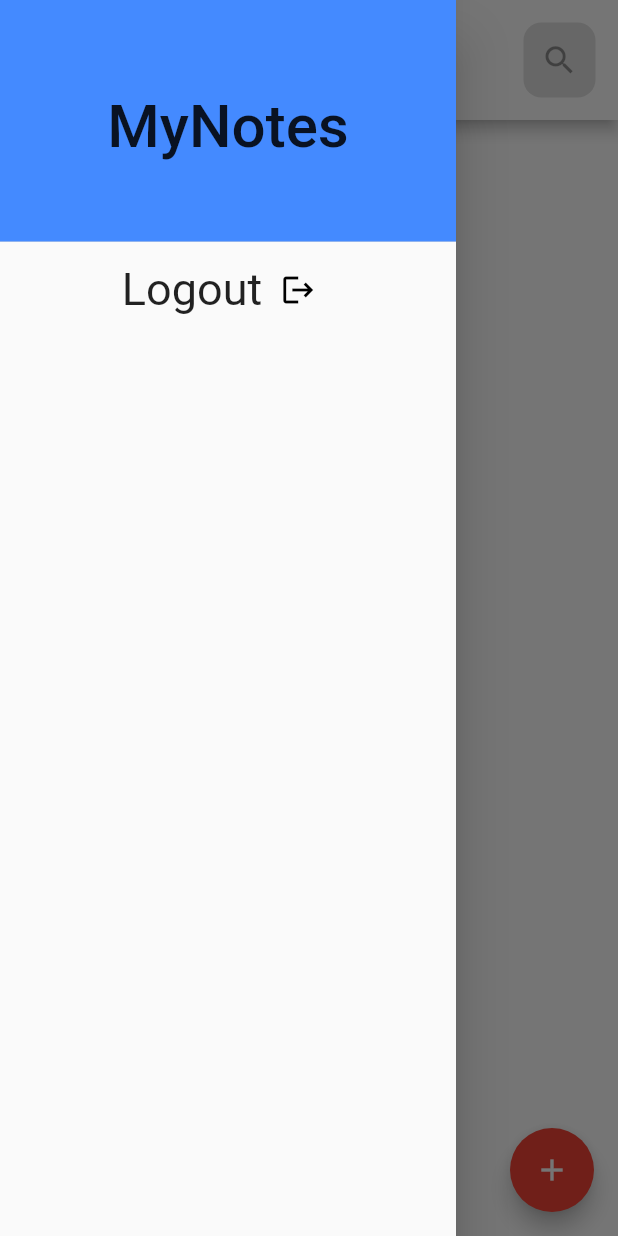
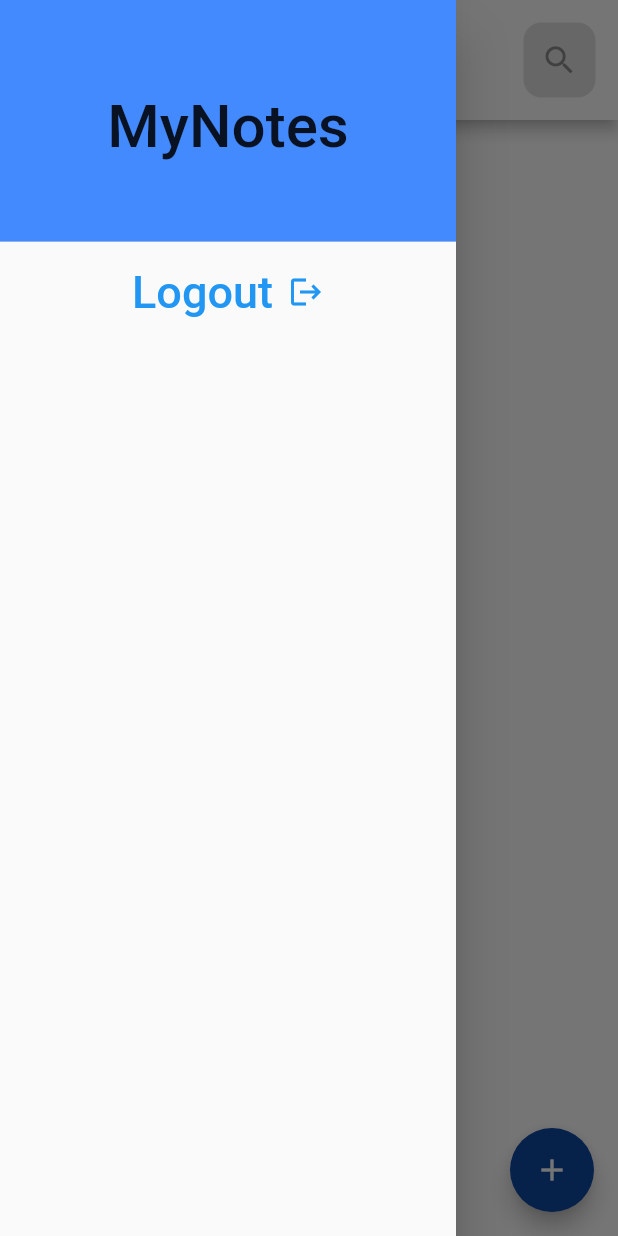
Before and after one commit to rohitkgreat/MyNotes, a Flutter app: the screen it shows once a user with an empty profile is signed in, in the side drawer, after a tap on the "menu" icon, on a phone screen of 412 x 824 dp. Run offline on Flutter 3.47's test engine with Material 2 defaults, Android fonts, the phone set to English and light mode, and no system bars; our stand-ins replace animated_text_kit, cloud_firestore, firebase_auth, firebase_core, flutter_signin_button, google_sign_in; accounts and stored records are empty.

Commit message:
Some minor changes

```diff
--- a/lib/LoginScreens/p2.dart
+++ b/lib/LoginScreens/p2.dart
@@ -79,7 +79,7 @@ class _EmailSignInScreenState extends State<EmailSignInScreen> {
               ),
               Center(
                 child: Text(
-                  "Sing in with email and password",
+                  "Sign in with email and password",
                   style: TextStyle(
                     fontWeight: FontWeight.bold,
                   ),
--- a/lib/LoginScreens/p5.dart
+++ b/lib/LoginScreens/p5.dart
@@ -101,21 +101,6 @@ class _SignInScreenState extends State<SignInScreen> {
                 ],
               ),
               Spacer(),
-              Center(
-                child: Text.rich(
-                  TextSpan(
-                    text: "Term and Conditions ",
-                    children: [
-                      TextSpan(
-                        text: "Apply!!",
-                        style: TextStyle(
-                          fontWeight: FontWeight.bold,
-                        ),
-                      ),
-                    ],
-                  ),
-                ),
-              ),
             ],
           ),
         ),
--- a/lib/pages/addnote.dart
+++ b/lib/pages/addnote.dart
@@ -1,8 +1,7 @@
 import 'package:cloud_firestore/cloud_firestore.dart';
 import 'package:firebase_auth/firebase_auth.dart';
-//import 'package:firebase/firestore.dart';
+
 import 'package:flutter/material.dart';
-import 'package:notess/pages/model.dart';
 
 String desc = "";
 String text = "";
--- a/lib/pages/homepage.dart
+++ b/lib/pages/homepage.dart
@@ -1,4 +1,6 @@
 //import 'package:firebase/firebase.dart';
+import 'dart:math';
+
 import 'package:firebase_auth/firebase_auth.dart';
 //import 'package:firebase_auth/firebase_auth.dart';
 import 'package:flutter/material.dart';
@@ -11,7 +13,14 @@ import 'package:notess/pages/view.dart';
 
 import 'package:notess/pages/editing.dart';
 
-import 'model.dart';
+Random random = new Random();
+int rand = random.nextInt(2);
+
+List check1 = [true, false];
+
+bool _star = check1[rand];
+
+bool check = _star;
 
 class HomePage extends StatefulWidget {
   final FirebaseAuth auth;
@@ -21,6 +30,10 @@ class HomePage extends StatefulWidget {
 }
 
 class _HomePageState extends State<HomePage> {
+  final CollectionReference ref = FirebaseFirestore.instance
+      .collection('users')
+      .doc(FirebaseAuth.instance.currentUser!.uid)
+      .collection('notes');
   @override
   Widget build(BuildContext context) {
     return Scaffold(
@@ -43,19 +56,25 @@ class _HomePageState extends State<HomePage> {
             Row(
               mainAxisAlignment: MainAxisAlignment.center,
               children: [
-                Text(
-                  'Logout',
-                  style: TextStyle(fontSize: 30),
-                ),
-                IconButton(
+                TextButton(
                   onPressed: () async {
                     await widget.auth.signOut();
                     await googleSignIn.signOut();
                     Navigator.of(context).push(MaterialPageRoute(
                         builder: (context) => LandingScreen()));
                   },
-                  icon: Icon(Icons.logout),
-                  color: Colors.black,
+                  child: Row(
+                    children: [
+                      Text(
+                        'Logout',
+                        style: TextStyle(fontSize: 30),
+                      ),
+                      SizedBox(
+                        width: 10,
+                      ),
+                      Icon(Icons.logout),
+                    ],
+                  ),
                 ),
               ],
             ),
@@ -124,12 +143,22 @@ class _HomePageState extends State<HomePage> {
               setState(() {});
             });
           },
-          backgroundColor: Colors.red,
+          backgroundColor: Colors.blue.shade900,
         ),
         body: StreamBuilder<QuerySnapshot>(
-          stream: Databasee.read2(),
+          stream: ref.snapshots(),
           builder: (context, snapshot) {
             if (snapshot.hasData) {
+              if (snapshot.data!.docs.length == 0)
+                return Center(
+                  child: Text(
+                    "No Notes to display for now!",
+                    style: TextStyle(
+                      color: Colors.white70,
+                    ),
+                  ),
+                );
+
               return ListView.builder(
                 itemCount: snapshot.data!.docs.length,
                 itemBuilder: (context, index) {
@@ -175,7 +204,12 @@ class _HomePageState extends State<HomePage> {
                                     ),
                                   ),
                                   Spacer(),
-                                  Icon(Icons.star_border_outlined),
+                                  Icon(
+                                    check
+                                        ? Icons.star_border_outlined
+                                        : Icons.star,
+                                    color: Colors.yellow,
+                                  ),
                                   PopupMenuButton(
                                     icon: Icon(Icons.more_vert_outlined),
                                     itemBuilder: (context) {
--- a/lib/pages/splash.dart
+++ b/lib/pages/splash.dart
@@ -23,9 +23,14 @@ class _SplashState extends State<Splash> {
 
   @override
   Widget build(BuildContext context) {
-    return Scaffold(
-      body: Center(
-        child: Text('MyNotess'),
+    return SafeArea(
+      child: Scaffold(
+        body: Center(
+          child: Text(
+            'MyNotess',
+            style: TextStyle(fontSize: 30),
+          ),
+        ),
       ),
     );
   }
--- a/lib/pages/view.dart
+++ b/lib/pages/view.dart
@@ -37,7 +37,7 @@ class _EditState extends State<Edit> {
                   decoration: BoxDecoration(
                       borderRadius: BorderRadius.circular(10),
                       // color: Color(0xffC9CCD5),
-                      color: Colors.grey.shade300),
+                      color: Colors.blue.shade100),
                   child: Padding(
                     padding: const EdgeInsets.only(left: 5),
                     child: IconButton(
@@ -57,7 +57,7 @@ class _EditState extends State<Edit> {
                   width: double.infinity,
                   height: 600,
                   //color: Color(0xffC9CCD5),
-                  color: Colors.grey.shade300,
+                  color: Colors.blue.shade100,
                   child: Padding(
                     padding: const EdgeInsets.all(8.0),
                     child: Column(
```
Also changed, not shown: lib/main.dart (+0 -16 lines), lib/pages/editing.dart (+12 -3 lines).
